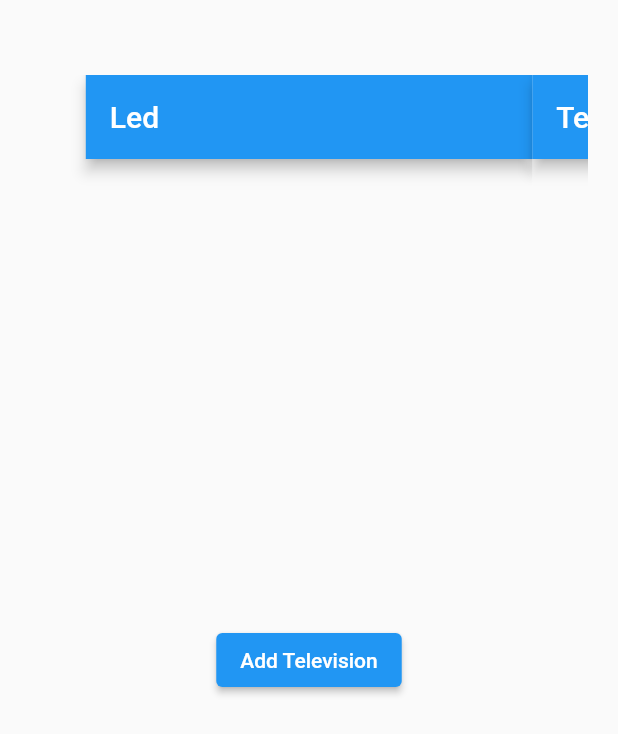
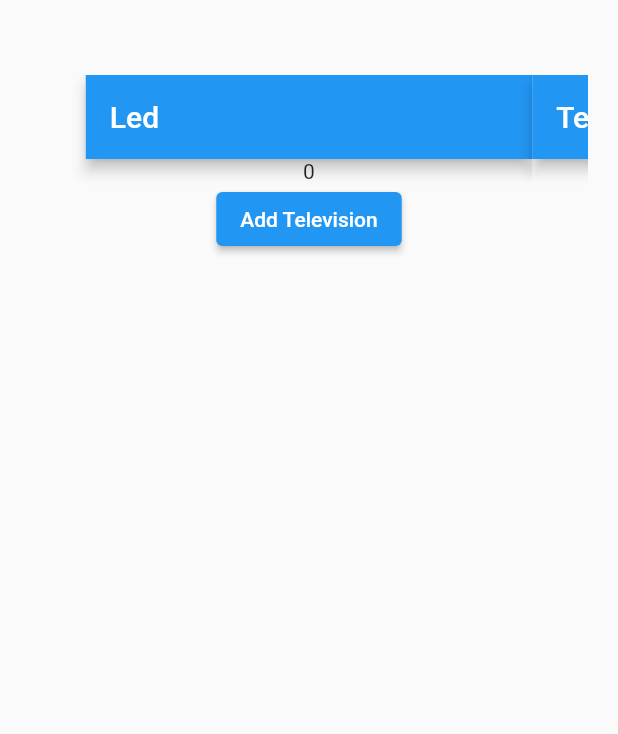
Before and after one commit to Paul-Abel/Controll_App, a Flutter app: the screen it shows after launch, after a tap on "Add Television", on a phone screen of 412 x 824 dp. Shown: the top 734 px of the screen. Run offline on Flutter 3.47's test engine with Material 2 defaults, Android fonts, the phone set to English and light mode, and no system bars.

Commit message:
Adding Constructors and chance PageViewerManager

```diff
--- a/lib/Led.dart
+++ b/lib/Led.dart
@@ -1,9 +1,12 @@
 import 'package:flutter/material.dart';
 
 import 'PageViewerManager.dart';
-import 'Television.dart';
+
 
 class Led extends StatelessWidget {
+  int zahl=2;
+
+  Led(this.zahl);
 
   @override
   Widget build(BuildContext context) {
@@ -12,13 +15,17 @@ class Led extends StatelessWidget {
         title: Text('Led'),
       ),
       body: Center(
-        child: ElevatedButton(
-          child: Text("Add Television"),
-          onPressed: (){
-            addPages(Television());
-          },
-        ) ,
-
+        child: Column(
+          children: [
+            Text(zahl.toString()),
+            ElevatedButton(
+              child: Text("Add Television"),
+              onPressed: (){
+                addTelevision();
+              },
+            ) ,
+          ],
+        )
       ),
     );
   }
--- a/lib/PageViewerManager.dart
+++ b/lib/PageViewerManager.dart
@@ -3,10 +3,17 @@ import 'package:flutter/material.dart';
 import 'Led.dart';
 import 'Television.dart';
 
-List<StatelessWidget> myPages = [Led(), Television(), Led(), Led()];
+List<StatelessWidget> myPages = [Led(0), Television(1),];
+int pageCounter = 0;
 
-void addPages(StatelessWidget page){
-  myPages.add(page);
+void addLed(){
+  pageCounter++;
+  myPages.add(Led(pageCounter));
+}
+
+void addTelevision(){
+  pageCounter++;
+  myPages.add(Television(pageCounter));
 }
 
 class PageViewerManager extends StatefulWidget{
--- a/lib/Television.dart
+++ b/lib/Television.dart
@@ -1,9 +1,12 @@
-import 'package:controll_app/Led.dart';
 import 'package:flutter/material.dart';
 
 import 'PageViewerManager.dart';
 
 class Television extends StatelessWidget {
+  final int zahl;
+
+  Television(this.zahl);
+
   @override
   Widget build(BuildContext context) {
     return Scaffold(
@@ -11,13 +14,17 @@ class Television extends StatelessWidget {
         title: Text("Television"),
       ),
       body: Center(
-        child: ElevatedButton(
-          child: Text("Add Led"),
-          onPressed: (){
-            addPages(Led());
-          },
-        ) ,
-
+        child: Column(
+          children:<Widget> [
+            Text(zahl.toString()),
+            ElevatedButton(
+              child: Text("Add Led"),
+              onPressed: (){
+                addLed();
+              },
+            ) ,
+          ],
+        ),
       ),
     );
   }
```
